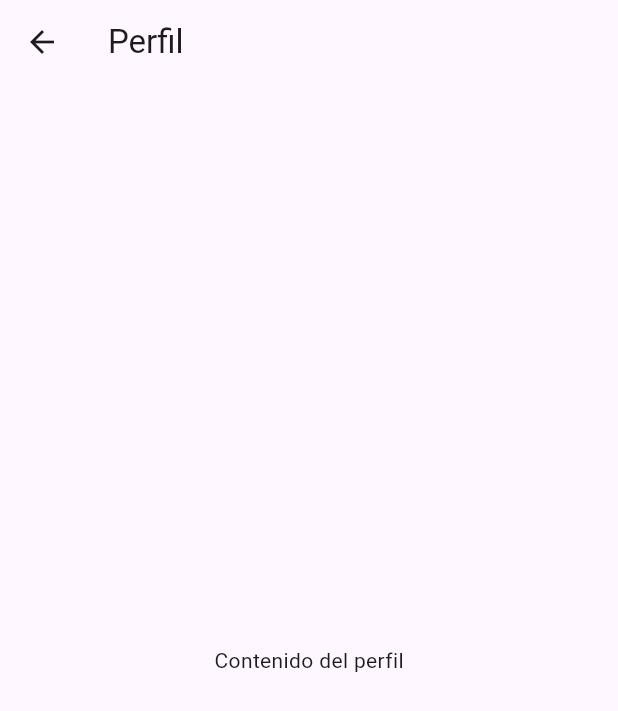
After one commit to angelstchavez/moo_app, a Flutter app: the ProfileScreen screen opened by its route, on a phone screen of 412 x 824 dp. The commit adds this screen. Shown: the top 711 px of the screen. Run offline on Flutter 3.47's test engine with Material 3 defaults, Android fonts, the phone set to English and light mode, and no system bars.

Commit message:
feat: add other screens and change route

```diff
--- /dev/null
+++ b/lib/screens/profile/profile_screen.dart
@@ -0,0 +1,17 @@
+import 'package:flutter/material.dart';
+
+class ProfileScreen extends StatelessWidget {
+  const ProfileScreen({super.key});
+
+  @override
+  Widget build(BuildContext context) {
+    return Scaffold(
+      appBar: AppBar(
+        title: const Text('Perfil'),
+      ),
+      body: const Center(
+        child: Text('Contenido del perfil'),
+      ),
+    );
+  }
+}
--- /dev/null
+++ b/lib/utils/routes.dart
@@ -0,0 +1,20 @@
+import 'package:flutter/material.dart';
+import 'package:moo_app/screens/config/config_screen.dart';
+import 'package:moo_app/screens/dashboard/dashboard_screen.dart';
+import 'package:moo_app/screens/farm/farm_screen.dart';
+import 'package:moo_app/screens/home/home_screen.dart';
+import 'package:moo_app/screens/login/login_screen.dart';
+import 'package:moo_app/screens/profile/profile_screen.dart';
+import 'package:moo_app/screens/register/register_screen.dart';
+
+class Routes {
+  static final Map<String, WidgetBuilder> routes = {
+    'login': (_) => const LoginScreen(),
+    'home': (_) => const HomeScreen(),
+    'register': (_) => const RegisterScreen(),
+    'dashboard': (_) => const DashboardScreen(),
+    'config': (_) => const ConfigScreen(),
+    'profile': (_) => const ProfileScreen(),
+    'farms': (_) => const FarmScreen(),
+  };
+}
```
Also changed, not shown: lib/main.dart (+2 -8 lines), lib/screens/config/config_screen.dart (added, +10 -0 lines), lib/screens/dashboard/dashboard_screen.dart (added, +10 -0 lines), lib/screens/farm/farm_screen.dart (added, +10 -0 lines).
